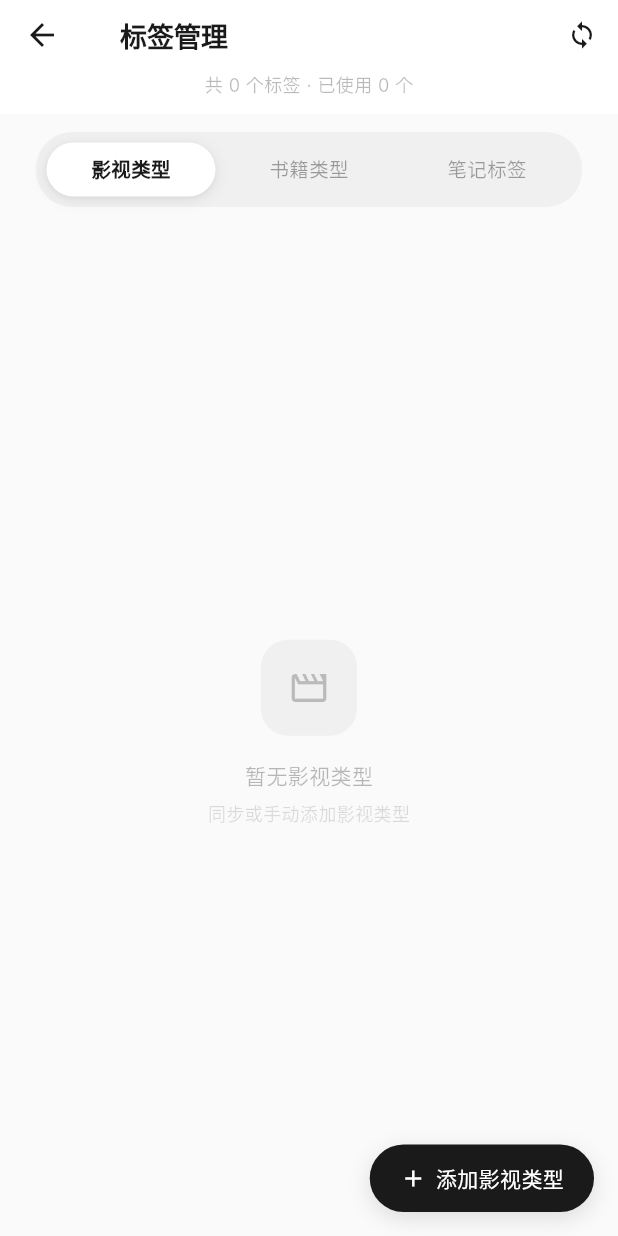
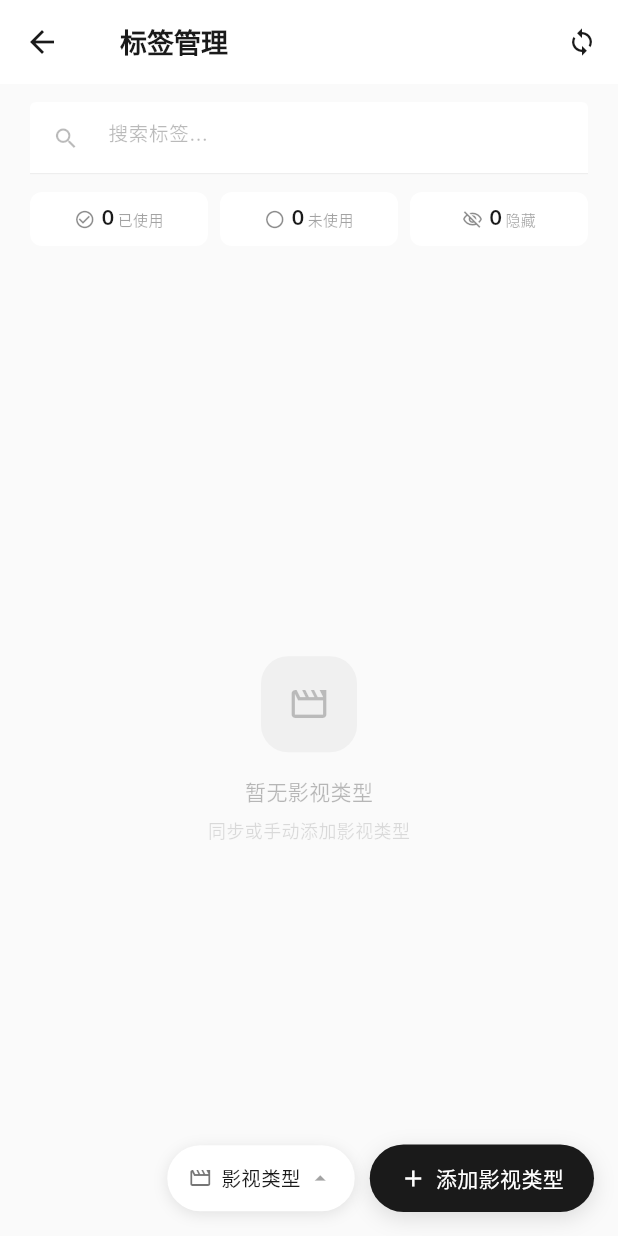
Before and after one commit to dellevin/mooknote, a Flutter app: the TagManagementPage screen opened directly, on a phone screen of 412 x 824 dp. Run offline on Flutter 3.47's test engine with Material 3 defaults, Android fonts, the phone set to English and light mode, and no system bars; our stand-ins replace cross_file, file_picker, fl_chart, flutter_markdown_plus, image_picker, package_info_plus and 7 more; missing offline and left inert: flutter_inappwebview, pointer_interceptor; accounts and stored records are empty; network calls fail; Roboto replaces fonts that are missing (Inter).

Commit message:
更改前优化

```diff
--- a/lib/pages/book/book_form_page.dart
+++ b/lib/pages/book/book_form_page.dart
@@ -1767,7 +1767,6 @@ class _MultiValueDialogState extends State<_MultiValueDialog> {
                   Expanded(
                     child: TextField(
                       controller: controller,
-                      autofocus: true,
                       style: TextStyle(fontSize: 15, color: colors.onSurface),
                       decoration: InputDecoration(
                         hintText: widget.hint,
--- a/lib/pages/movies/movie_form_page.dart
+++ b/lib/pages/movies/movie_form_page.dart
@@ -570,13 +570,32 @@ class _MovieFormPageState extends State<MovieFormPage> {
                 SizedBox(
                   width: (MediaQuery.of(context).size.width - 52) / 2,
                   height: 90,
-                  child: _buildInfoCard(
+                  child: Stack(
+                    children: [
+                      _buildInfoCard(
                         label: '观看日期',
                         value: _watchDate != null
                             ? '${_watchDate!.year}.${_watchDate!.month.toString().padLeft(2, '0')}.${_watchDate!.day.toString().padLeft(2, '0')}'
                             : '',
                         icon: Icons.visibility_outlined,
                         onTap: () => _selectWatchDate(),
+                      ),
+                      if (_watchDate != null)
+                        Positioned(
+                          top: 8, right: 8,
+                          child: GestureDetector(
+                            onTap: () => setState(() => _watchDate = null),
+                            child: Container(
+                              padding: const EdgeInsets.all(4),
+                              decoration: BoxDecoration(
+                                color: colors.surfaceContainerHighest,
+                                shape: BoxShape.circle,
+                              ),
+                              child: Icon(Icons.close, size: 14, color: colors.onSurface.withValues(alpha: 0.4)),
+                            ),
+                          ),
+                        ),
+                    ],
                   ),
                 ),
 
@@ -2180,7 +2199,6 @@ class _MultiValueDialogState extends State<_MultiValueDialog> {
                   Expanded(
                     child: TextField(
                       controller: controller,
-                      autofocus: true,
                       style: TextStyle(fontSize: 15, color: colors.onSurface),
                       decoration: InputDecoration(
                         hintText: widget.hint,
--- a/lib/pages/tag_management_page.dart
+++ b/lib/pages/tag_management_page.dart
@@ -22,11 +22,20 @@ class _TagManagementPageState extends State<TagManagementPage> {
   final Map<String, List<Map<String, dynamic>>> _tagCache = {};
   Map<String, int> _usageCounts = {};
   String? _newlyAddedTagId;
+  String _searchQuery = '';
+  final _searchController = TextEditingController();
+  bool _showTypePicker = false;
 
   @override
   void initState() {
     super.initState();
     _loadTags(_tabTypes[0]);
+  }
+
+  @override
+  void dispose() {
+    _searchController.dispose();
+    super.dispose();
   }
 
   @override
@@ -86,147 +95,163 @@ class _TagManagementPageState extends State<TagManagementPage> {
 
   String get _currentType => _tabTypes[_currentIndex];
 
-  int get _activeTagCount {
-    return (_tagCache[_currentType] ?? []).where((t) => (_usageCounts[t['name']] ?? 0) > 0).length;
-  }
-
   // ─── build ─────────────────────────────────────────────────────────────
 
   @override
   Widget build(BuildContext context) {
     final colors = Theme.of(context).colorScheme;
+    final tags = _tagCache[_currentType] ?? [];
+    final isSearching = _searchQuery.isNotEmpty;
+    final usedCount = tags.where((t) => (_usageCounts[t['name']] ?? 0) > 0 && (t['is_hidden'] as int?) != 1).length;
+    final unusedCount = tags.where((t) => (_usageCounts[t['name']] ?? 0) == 0 && (t['is_hidden'] as int?) != 1).length;
+    final hiddenCount = tags.where((t) => (t['is_hidden'] as int?) == 1).length;
+
     return Scaffold(
       backgroundColor: colors.surfaceContainerHigh,
-      appBar: AppBar(
-        title: const Text('标签管理'),
-        bottom: PreferredSize(
-          preferredSize: const Size.fromHeight(20),
-          child: Padding(
-            padding: const EdgeInsets.only(bottom: 10),
-            child: Text(
-              '共 ${(_tagCache[_currentType] ?? []).length} 个标签 · 已使用 $_activeTagCount 个',
-              style: TextStyle(fontSize: 12, color: colors.onSurface.withValues(alpha: 0.3)),
-            ),
-          ),
-        ),
-        actions: [
+      appBar: AppBar(title: const Text('标签管理'), actions: [
         _isSyncing
-              ? Padding(
-                  padding: const EdgeInsets.all(16),
-                  child: SizedBox(width: 20, height: 20,
-                      child: CircularProgressIndicator(strokeWidth: 2, color: colors.primary)),
-                )
-              : IconButton(
-                  icon: const Icon(Icons.sync, size: 20),
-                  tooltip: '从数据中同步标签',
-                  onPressed: _syncTags,
-                ),
-        ],
-      ),
+            ? Padding(padding: const EdgeInsets.all(16),
+                child: SizedBox(width: 20, height: 20, child: CircularProgressIndicator(strokeWidth: 2, color: colors.primary)))
+            : IconButton(icon: const Icon(Icons.sync, size: 20), tooltip: '从数据中同步标签', onPressed: _syncTags),
+      ]),
       body: Column(
         children: [
           const SizedBox(height: 12),
-          _buildTabSelector(),
-          const SizedBox(height: 16),
+          // 搜索栏
+          Padding(
+            padding: const EdgeInsets.symmetric(horizontal: 20),
+            child: TextField(
+              controller: _searchController,
+              style: TextStyle(fontSize: 13, color: colors.onSurface),
+              decoration: InputDecoration(
+                hintText: '搜索标签...',
+                hintStyle: TextStyle(fontSize: 13, color: colors.onSurface.withValues(alpha: 0.3)),
+                prefixIcon: Icon(Icons.search, size: 18, color: colors.onSurface.withValues(alpha: 0.3)),
+                suffixIcon: _searchQuery.isNotEmpty
+                    ? GestureDetector(onTap: () { _searchController.clear(); setState(() => _searchQuery = ''); },
+                        child: Icon(Icons.close, size: 18, color: colors.onSurface.withValues(alpha: 0.3)))
+                    : null,
+                filled: true, fillColor: colors.surface,
+                contentPadding: const EdgeInsets.symmetric(vertical: 10),
+                border: OutlineInputBorder(borderRadius: BorderRadius.circular(10), borderSide: BorderSide.none),
+              ),
+              onChanged: (v) => setState(() => _searchQuery = v.trim()),
+            ),
+          ),
+          const SizedBox(height: 12),
+          // 统计卡片
+          if (!isSearching)
+            Padding(
+              padding: const EdgeInsets.symmetric(horizontal: 20),
+              child: Row(children: [
+                _buildStatChip(Icons.check_circle_outline, '已使用', usedCount, colors),
+                const SizedBox(width: 8),
+                _buildStatChip(Icons.radio_button_unchecked, '未使用', unusedCount, colors),
+                const SizedBox(width: 8),
+                _buildStatChip(Icons.visibility_off_outlined, '隐藏', hiddenCount, colors),
+              ]),
+            ),
+          SizedBox(height: isSearching ? 0 : 12),
+          // 标签列表
           Expanded(
             child: AnimatedSwitcher(
               duration: const Duration(milliseconds: 200),
-              switchInCurve: Curves.easeOut,
-              switchOutCurve: Curves.easeIn,
+              switchInCurve: Curves.easeOut, switchOutCurve: Curves.easeIn,
               child: _buildTagList(_currentType),
             ),
           ),
         ],
       ),
-      floatingActionButton: GestureDetector(
+      floatingActionButton: Column(
+        mainAxisSize: MainAxisSize.min,
+        crossAxisAlignment: CrossAxisAlignment.start,
+        children: [
+          // 弹出的类别胶囊按钮
+          if (_showTypePicker) ...[
+            ...[0, 1, 2].where((i) => i != _currentIndex).map((i) => Padding(
+              padding: const EdgeInsets.only(bottom: 8),
+              child: GestureDetector(
+                onTap: () {
+                  setState(() => _showTypePicker = false);
+                  _onTabChanged(i);
+                },
+                child: Container(
+                  padding: const EdgeInsets.symmetric(horizontal: 14, vertical: 10),
+                  decoration: BoxDecoration(
+                    color: colors.surface, borderRadius: BorderRadius.circular(24),
+                    boxShadow: [BoxShadow(color: Colors.black.withValues(alpha: 0.1), blurRadius: 8, offset: const Offset(0, 2))],
+                  ),
+                  child: Row(mainAxisSize: MainAxisSize.min, children: [
+                    Icon(_typeIcons[i], size: 16, color: colors.onSurface.withValues(alpha: 0.6)),
+                    const SizedBox(width: 6),
+                    Text(_typeLabels[i], style: TextStyle(fontSize: 13, fontWeight: FontWeight.w500, color: colors.onSurface)),
+                  ]),
+                ),
+              ),
+            )),
+            const SizedBox(height: 4),
+          ],
+          // 底部按钮行
+          Row(
+            mainAxisSize: MainAxisSize.min,
+            children: [
+              // 类别切换按钮
+              GestureDetector(
+                onTap: () => setState(() => _showTypePicker = !_showTypePicker),
+                child: Container(
+                  padding: const EdgeInsets.symmetric(horizontal: 14, vertical: 12),
+                  decoration: BoxDecoration(
+                    color: colors.surface, borderRadius: BorderRadius.circular(24),
+                    boxShadow: [BoxShadow(color: Colors.black.withValues(alpha: 0.1), blurRadius: 8, offset: const Offset(0, 2))],
+                  ),
+                  child: Row(mainAxisSize: MainAxisSize.min, children: [
+                    Icon(_typeIcons[_currentIndex], size: 16, color: colors.onSurface.withValues(alpha: 0.6)),
+                    const SizedBox(width: 6),
+                    Text(_typeLabels[_currentIndex], style: TextStyle(fontSize: 13, fontWeight: FontWeight.w500, color: colors.onSurface)),
+                    const SizedBox(width: 4),
+                    Icon(_showTypePicker ? Icons.arrow_drop_down : Icons.arrow_drop_up, size: 18, color: colors.onSurface.withValues(alpha: 0.4)),
+                  ]),
+                ),
+              ),
+              const SizedBox(width: 10),
+              // 添加按钮
+              GestureDetector(
                 onTap: _showAddDialog,
                 child: Container(
                   padding: const EdgeInsets.symmetric(horizontal: 20, vertical: 12),
                   decoration: BoxDecoration(
-            color: colors.primary,
-            borderRadius: BorderRadius.circular(24),
-            boxShadow: [
-              BoxShadow(color: Colors.black.withValues(alpha: 0.12), blurRadius: 12, offset: const Offset(0, 4)),
+                    color: colors.primary, borderRadius: BorderRadius.circular(24),
+                    boxShadow: [BoxShadow(color: Colors.black.withValues(alpha: 0.12), blurRadius: 12, offset: const Offset(0, 4))],
+                  ),
+                  child: Row(mainAxisSize: MainAxisSize.min, children: [
+                    Icon(Icons.add, size: 18, color: colors.onPrimary),
+                    const SizedBox(width: 6),
+                    Text('添加${_typeLabels[_currentIndex]}', style: TextStyle(fontSize: 14, fontWeight: FontWeight.w500, color: colors.onPrimary)),
+                  ]),
+                ),
+              ),
             ],
           ),
-          child: Row(
-            mainAxisSize: MainAxisSize.min,
-            children: [
-              Icon(Icons.add, size: 18, color: colors.onPrimary),
-              const SizedBox(width: 6),
-              Text('添加${_typeLabels[_currentIndex]}',
-                  style: TextStyle(fontSize: 14, fontWeight: FontWeight.w500, color: colors.onPrimary)),
         ],
-          ),
-        ),
       ),
     );
   }
 
-  // ─── Tab 选择器 ─────────────────────────────────────────────────────────
-
-  Widget _buildTabSelector() {
-    final colors = Theme.of(context).colorScheme;
-    return Container(
-      margin: const EdgeInsets.symmetric(horizontal: 24),
-      padding: const EdgeInsets.all(4),
-      decoration: BoxDecoration(
-        color: colors.outlineVariant,
-        borderRadius: BorderRadius.circular(24),
-      ),
-      child: LayoutBuilder(
-        builder: (context, constraints) {
-          final tabWidth = constraints.maxWidth / 3;
-          return SizedBox(
-            height: 42,
-            child: Stack(
+  Widget _buildStatChip(IconData icon, String label, int count, ColorScheme colors) {
+    return Expanded(
+      child: Container(
+        padding: const EdgeInsets.symmetric(vertical: 8),
+        decoration: BoxDecoration(color: colors.surface, borderRadius: BorderRadius.circular(8)),
+        child: Row(
+          mainAxisAlignment: MainAxisAlignment.center,
           children: [
-                AnimatedPositioned(
-                  duration: const Duration(milliseconds: 200),
-                  curve: Curves.easeInOut,
-                  left: _currentIndex * tabWidth,
-                  top: 0, bottom: 0, width: tabWidth,
-                  child: Padding(
-                    padding: const EdgeInsets.all(3),
-                    child: Container(
-                      decoration: BoxDecoration(
-                        color: colors.surface,
-                        borderRadius: BorderRadius.circular(22),
-                        boxShadow: [
-                          BoxShadow(color: Colors.black.withValues(alpha: 0.08), blurRadius: 8, offset: const Offset(0, 2)),
-                          BoxShadow(color: Colors.black.withValues(alpha: 0.04), blurRadius: 2, offset: const Offset(0, 1)),
+            Icon(icon, size: 14, color: colors.onSurface.withValues(alpha: 0.5)),
+            const SizedBox(width: 4),
+            Text('$count', style: TextStyle(fontSize: 13, fontWeight: FontWeight.w600, color: colors.onSurface)),
+            const SizedBox(width: 2),
+            Text(label, style: TextStyle(fontSize: 10, color: colors.onSurface.withValues(alpha: 0.4))),
           ],
         ),
-                    ),
-                  ),
-                ),
-                Row(
-                  children: List.generate(3, (i) {
-                    final selected = _currentIndex == i;
-                    return Expanded(
-                      child: GestureDetector(
-                        behavior: HitTestBehavior.opaque,
-                        onTap: () => _onTabChanged(i),
-                        child: AnimatedOpacity(
-                          opacity: selected ? 1.0 : 0.4,
-                          duration: const Duration(milliseconds: 200),
-                          curve: Curves.easeInOut,
-                          child: Container(
-                            height: double.infinity,
-                            alignment: Alignment.center,
-                            child: Text(_typeLabels[i],
-                                style: TextStyle(fontSize: 13, fontWeight: selected ? FontWeight.w600 : FontWeight.w500,
-                                    color: colors.onSurface)),
-                          ),
-                        ),
-                      ),
-                    );
-                  }),
-                ),
-              ],
-            ),
-          );
-        },
       ),
     );
   }
@@ -235,28 +260,73 @@ class _TagManagementPageState extends State<TagManagementPage> {
 
   Widget _buildTagList(String type) {
     final tags = _tagCache[type] ?? [];
+    if (tags.isEmpty) return _buildEmptyState(type);
 
-    if (tags.isEmpty) {
-      return _buildEmptyState(type);
+    final isSearching = _searchQuery.isNotEmpty;
+
+    // 搜索模式
+    if (isSearching) {
+      final filtered = tags.where((t) => (t['name'] as String).toLowerCase().contains(_searchQuery.toLowerCase())).toList()
+        ..sort((a, b) => (_usageCounts[b['name']] ?? 0).compareTo(_usageCounts[a['name']] ?? 0));
+      if (filtered.isEmpty) {
+        return Center(child: Text('没有找到"$_searchQuery"相关标签', style: TextStyle(fontSize: 13, color: Theme.of(context).colorScheme.onSurface.withValues(alpha: 0.4))));
+      }
+      return SingleChildScrollView(
+        key: ValueKey('search_$type'),
+        padding: const EdgeInsets.fromLTRB(20, 0, 20, 80),
+        child: Wrap(spacing: 8, runSpacing: 6, children: filtered.map(_buildTagChip).toList()),
+      );
     }
 
-    final sorted = List<Map<String, dynamic>>.from(tags)
-      ..sort((a, b) {
-        final ca = _usageCounts[a['name']] ?? 0;
-        final cb = _usageCounts[b['name']] ?? 0;
-        return cb.compareTo(ca);
-      });
+    // 分组模式
+    final used = <Map<String, dynamic>>[];
+    final unused = <Map<String, dynamic>>[];
+    final hidden = <Map<String, dynamic>>[];
+    for (final t in tags) {
+      if ((t['is_hidden'] as int?) == 1) { hidden.add(t); continue; }
+      if ((_usageCounts[t['name']] ?? 0) > 0) { used.add(t); continue; }
+      unused.add(t);
+    }
+    used.sort((a, b) => (_usageCounts[b['name']] ?? 0).compareTo(_usageCounts[a['name']] ?? 0));
 
+    final colors = Theme.of(context).colorScheme;
+    return SingleChildScrollView(
+      key: ValueKey(type),
+      padding: const EdgeInsets.fromLTRB(20, 0, 20, 80),
+      child: Column(
+        crossAxisAlignment: CrossAxisAlignment.start,
+        children: [
+          if (used.isNotEmpty) ...[
+            _buildGroupHeader('已使用', used.length, colors),
+            const SizedBox(height: 6),
+            Wrap(spacing: 8, runSpacing: 6, children: used.map(_buildTagChip).toList()),
+            const SizedBox(height: 16),
+          ],
+          if (unused.isNotEmpty) ...[
+            _buildGroupHeader('未使用', unused.length, colors),
+            const SizedBox(height: 6),
+            Wrap(spacing: 8, runSpacing: 6, children: unused.map(_buildTagChip).toList()),
+            const SizedBox(height: 16),
+          ],
+          if (hidden.isNotEmpty) ...[
+            _buildGroupHeader('隐藏', hidden.length, colors),
+            const SizedBox(height: 6),
+            Wrap(spacing: 8, runSpacing: 6, children: hidden.map(_buildTagChip).toList()),
+          ],
+        ],
+      ),
+    );
+  }
+
+  Widget _buildGroupHeader(String label, int count, ColorScheme colors) {
     return Padding(
-      key: ValueKey(type),
-      padding: const EdgeInsets.symmetric(horizontal: 20),
-      child: SingleChildScrollView(
-        padding: const EdgeInsets.only(bottom: 80),
-        child: Wrap(
-          spacing: 10,
-          runSpacing: 10,
-          children: sorted.map((tag) => _buildTagChip(tag)).toList(),
-        ),
+      padding: const EdgeInsets.only(bottom: 2),
+      child: Row(
+        children: [
+          Text(label, style: TextStyle(fontSize: 13, fontWeight: FontWeight.w600, color: colors.onSurface.withValues(alpha: 0.5))),
+          const SizedBox(width: 6),
+          Text('$count', style: TextStyle(fontSize: 12, color: colors.onSurface.withValues(alpha: 0.3))),
+        ],
       ),
     );
   }
@@ -284,28 +354,22 @@ class _TagManagementPageState extends State<TagManagementPage> {
 
   Widget _tagChipContent(String name, int count, ColorScheme colors, {bool isHidden = false}) {
     return Container(
-      padding: const EdgeInsets.only(left: 14, right: 10, top: 8, bottom: 8),
+      margin: const EdgeInsets.only(bottom: 4),
+      padding: const EdgeInsets.symmetric(horizontal: 14, vertical: 8),
       decoration: BoxDecoration(
-        color: colors.surface,
+        color: colors.surfaceContainerHighest,
         borderRadius: BorderRadius.circular(20),
-        boxShadow: [
-          BoxShadow(color: Colors.black.withValues(alpha: 0.03), blurRadius: 4, offset: const Offset(0, 2)),
-        ],
       ),
       child: Row(
         mainAxisSize: MainAxisSize.min,
         children: [
           Text(name, style: TextStyle(
-            fontSize: 14, fontWeight: FontWeight.w500, color: colors.onSurface,
+            fontSize: 12, fontWeight: FontWeight.w500, color: colors.onSurface,
             decoration: isHidden ? TextDecoration.lineThrough : null,
           )),
           if (count > 0) ...[
             const SizedBox(width: 6),
-            Container(
-              padding: const EdgeInsets.symmetric(horizontal: 6, vertical: 2),
-              decoration: BoxDecoration(color: colors.outlineVariant, borderRadius: BorderRadius.circular(8)),
-              child: Text('$count', style: TextStyle(fontSize: 10, fontWeight: FontWeight.w600, color: colors.onSurface.withValues(alpha: 0.4))),
-            ),
+            Text('$count', style: TextStyle(fontSize: 10, fontWeight: FontWeight.w600, color: colors.onSurface.withValues(alpha: 0.35))),
           ],
         ],
       ),
```
Lines whose indentation alone changed are shown as unchanged.
